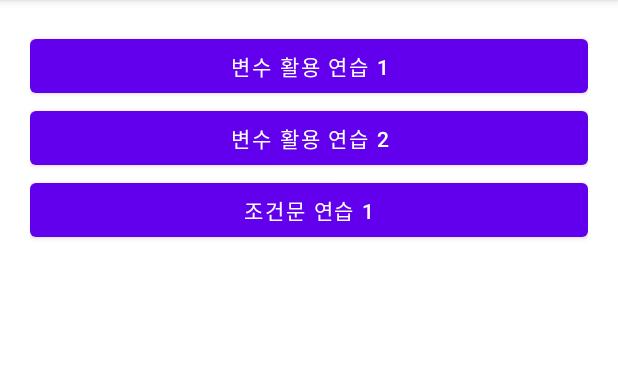
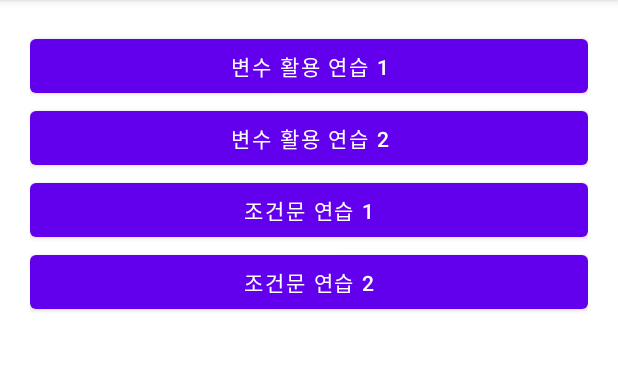
Before and after one commit to clearsky77/KotlinGrammar_20211102, an Android app: the screen it shows after launch (MainActivity), on a phone screen of 412 x 824 dp, the part 84-455 px from its top. Run offline under Robolectric (Android 15) with nearby library versions, the phone set to English and light mode, and no system bars.

Commit message:
조건식 작성 연습  - 비교연산자 / 논리연산자 활용  - Boolean 변수는 변수 자체로 질문 가능!!!

```diff
--- a/app/src/main/res/layout/activity_main.xml
+++ b/app/src/main/res/layout/activity_main.xml
@@ -23,6 +23,11 @@
         android:layout_width="match_parent"
         android:layout_height="wrap_content"
         android:text="조건문 연습 1" />
+    <Button
+        android:id="@+id/btnCondition02"
+        android:layout_width="match_parent"
+        android:layout_height="wrap_content"
+        android:text="조건문 연습 2" />
 
 
 </LinearLayout>
```
Also changed, not shown: app/src/main/java/com/clearsky77/kotlingrammar_20211102/MainActivity.kt (+46 -0 lines).
